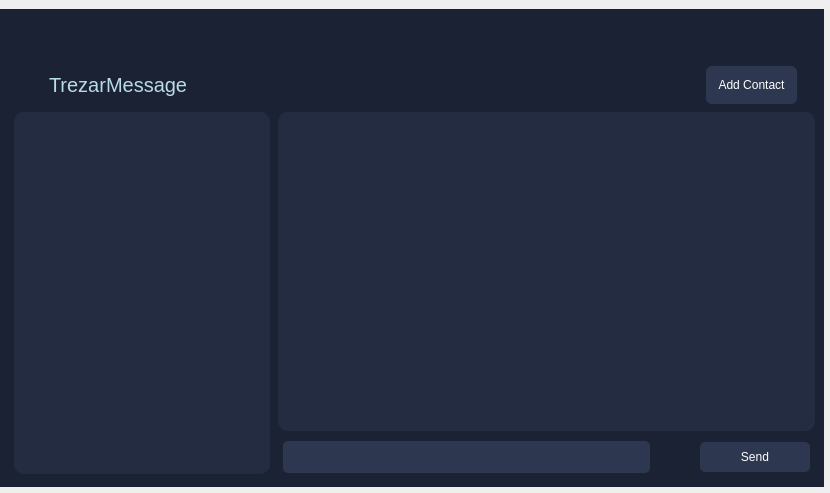
The window that src/qt/forms/trezarmessage.ui (TrezarCoin/TrezarCoin) describes before a commit, drawn with Qt 5.
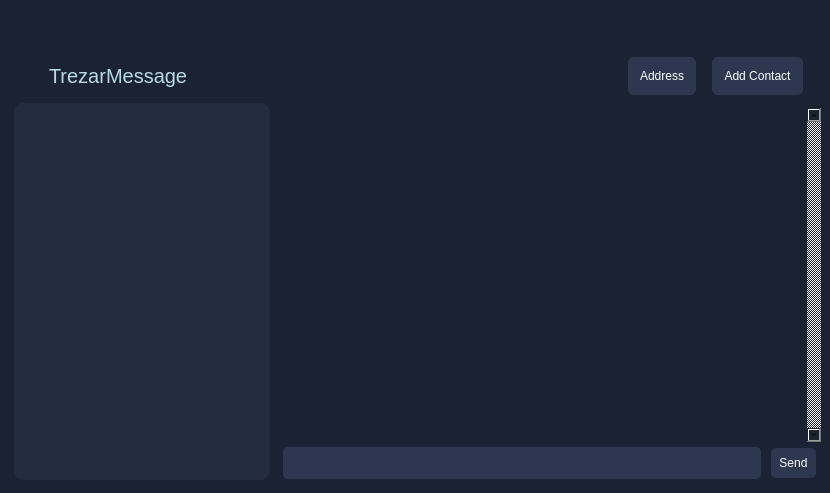
The same window after the commit.

```diff
--- a/src/qt/forms/trezarmessage.ui
+++ b/src/qt/forms/trezarmessage.ui
@@ -27,13 +27,19 @@
     <number>0</number>
    </property>
    <property name="topMargin">
-    <number>9</number>
+    <number>0</number>
    </property>
    <property name="rightMargin">
-    <number>6</number>
+    <number>0</number>
    </property>
    <property name="bottomMargin">
-    <number>6</number>
+    <number>0</number>
+   </property>
+   <property name="horizontalSpacing">
+    <number>0</number>
+   </property>
+   <property name="verticalSpacing">
+    <number>3</number>
    </property>
    <item row="0" column="0">
     <layout class="QHBoxLayout" name="horizontalLayout" stretch="0">
@@ -127,6 +133,27 @@
                 </property>
                </spacer>
               </item>
+              <item>
+               <widget class="QPushButton" name="pushButtonGetAddress">
+                <property name="styleSheet">
+                 <string notr="true">QPushButton::pressed{
+  background-color: #232c41;
+  box-shadow: 0px 0px 0px 1px rgba(0, 0, 0, 0.1) inset,
+  0px 1px 4px 0px rgba(0, 0, 0, 0.1) inset !important;
+}
+QPushButton{
+background:#2d374f;
+padding:12px;
+border-radius:6px;
+color:#fff;
+margin:8px
+}</string>
+                </property>
+                <property name="text">
+                 <string>Address</string>
+                </property>
+               </widget>
+              </item>
               <item>
                <widget class="QPushButton" name="pushButtonAddContact">
                 <property name="styleSheet">
@@ -178,8 +205,14 @@
             </property>
             <item row="0" column="0">
              <layout class="QVBoxLayout" name="verticalLayout">
+              <property name="spacing">
+               <number>0</number>
+              </property>
               <item>
                <layout class="QHBoxLayout" name="horizontalLayout_2" stretch="0,0,0,2">
+                <property name="spacing">
+                 <number>0</number>
+                </property>
                 <item>
                  <spacer name="horizontalSpacer_5">
                   <property name="orientation">
@@ -198,6 +231,9 @@
                 </item>
                 <item>
                  <layout class="QVBoxLayout" name="verticalLayout_4">
+                  <property name="spacing">
+                   <number>0</number>
+                  </property>
                   <item>
                    <widget class="QListView" name="listView">
                     <property name="styleSheet">
@@ -243,28 +279,9 @@
                 </item>
                 <item>
                  <layout class="QVBoxLayout" name="verticalLayout_3">
-                  <item>
-                   <widget class="QScrollArea" name="scrollArea">
-                    <property name="styleSheet">
-                     <string notr="true">background:#232c41;
-padding:2px;
-border-radius:10px;</string>
-                    </property>
-                    <property name="widgetResizable">
-                     <bool>true</bool>
-                    </property>
-                    <widget class="QWidget" name="scrollAreaWidgetContents">
-                     <property name="geometry">
-                      <rect>
-                       <x>0</x>
-                       <y>0</y>
-                       <width>501</width>
-                       <height>260</height>
-                      </rect>
-                     </property>
-                    </widget>
-                   </widget>
-                  </item>
+                  <property name="spacing">
+                   <number>0</number>
+                  </property>
                   <item>
                    <spacer name="verticalSpacer_3">
                     <property name="orientation">
@@ -281,8 +298,39 @@
                     </property>
                    </spacer>
                   </item>
+                  <item>
+                   <widget class="QListWidget" name="message_widget">
+                    <property name="frameShape">
+                     <enum>QFrame::NoFrame</enum>
+                    </property>
+                    <property name="lineWidth">
+                     <number>0</number>
+                    </property>
+                    <property name="verticalScrollBarPolicy">
+                     <enum>Qt::ScrollBarAlwaysOn</enum>
+                    </property>
+                    <property name="horizontalScrollBarPolicy">
+                     <enum>Qt::ScrollBarAlwaysOff</enum>
+                    </property>
+                    <property name="editTriggers">
+                     <set>QAbstractItemView::NoEditTriggers</set>
+                    </property>
+                    <property name="dragEnabled">
+                     <bool>true</bool>
+                    </property>
+                    <property name="selectionMode">
+                     <enum>QAbstractItemView::NoSelection</enum>
+                    </property>
+                    <property name="verticalScrollMode">
+                     <enum>QAbstractItemView::ScrollPerPixel</enum>
+                    </property>
+                   </widget>
+                  </item>
                   <item>
                    <layout class="QHBoxLayout" name="horizontalLayout_3">
+                    <property name="spacing">
+                     <number>0</number>
+                    </property>
                     <property name="topMargin">
                      <number>0</number>
                     </property>
@@ -304,32 +352,16 @@
                      </widget>
                     </item>
                     <item>
-                     <spacer name="horizontalSpacer_6">
-                      <property name="orientation">
-                       <enum>Qt::Horizontal</enum>
-                      </property>
-                      <property name="sizeType">
-                       <enum>QSizePolicy::Fixed</enum>
-                      </property>
-                      <property name="sizeHint" stdset="0">
-                       <size>
-                        <width>40</width>
-                        <height>20</height>
-                       </size>
-                      </property>
-                     </spacer>
-                    </item>
-                    <item>
-                     <widget class="QPushButton" name="sendButton">
+                     <widget class="QPushButton" name="send_button">
                       <property name="sizePolicy">
-                       <sizepolicy hsizetype="Fixed" vsizetype="Fixed">
+                       <sizepolicy hsizetype="Maximum" vsizetype="Fixed">
                         <horstretch>0</horstretch>
                         <verstretch>0</verstretch>
                        </sizepolicy>
                       </property>
                       <property name="minimumSize">
                        <size>
-                        <width>120</width>
+                        <width>0</width>
                         <height>0</height>
                        </size>
                       </property>
@@ -356,6 +388,12 @@
                       <property name="text">
                        <string>Send</string>
                       </property>
+                      <property name="autoDefault">
+                       <bool>true</bool>
+                      </property>
+                      <property name="default">
+                       <bool>true</bool>
+                      </property>
                      </widget>
                     </item>
                    </layout>
```
Left out of the diff: 8 changed lines with no effect on the pictures.
